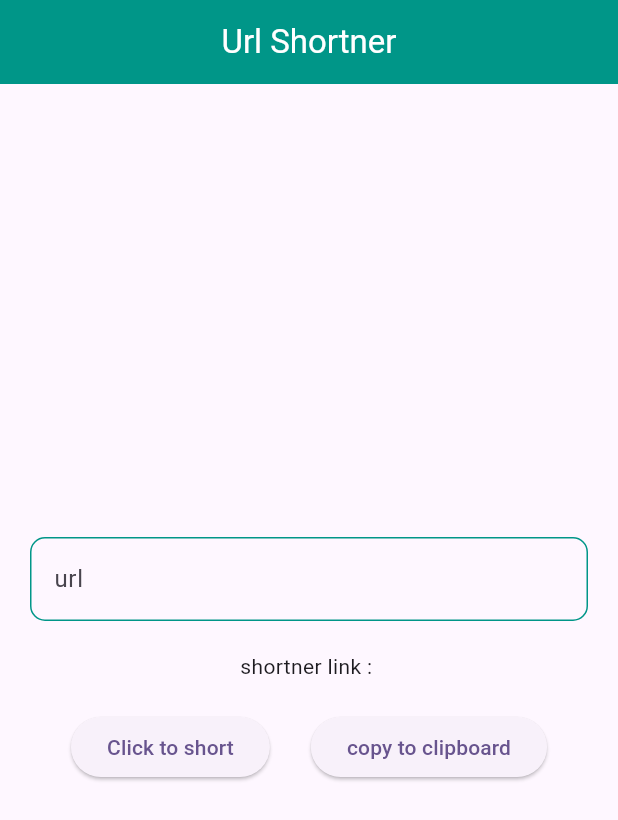
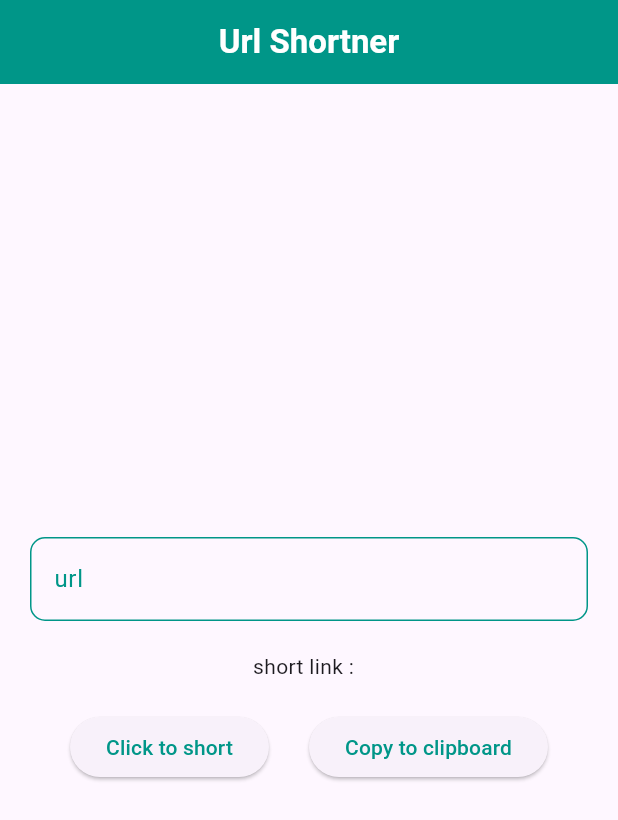
Before and after one commit to shadu-rz/shortner-url-app, a Flutter app: the screen it shows after launch, on a phone screen of 412 x 824 dp. Shown: the top 820 px of the screen. Run offline on Flutter 3.47's test engine with Material 2 defaults, Android fonts, the phone set to English and light mode, and no system bars; missing offline and left inert: clipboard.

Commit message:
colors changed

```diff
--- a/lib/home.dart
+++ b/lib/home.dart
@@ -40,6 +40,7 @@ class _HomePageState extends State<HomePage> {
           'Url Shortner',
           style: TextStyle(
             color: Colors.white,
+            fontWeight: FontWeight.bold,
           ),
         ),
       ),
@@ -51,7 +52,12 @@ class _HomePageState extends State<HomePage> {
             TextFormField(
               controller: urlController,
               decoration: InputDecoration(
-                label: const Text('url'),
+                label: const Text(
+                  'url',
+                  style: TextStyle(
+                    color: Colors.teal,
+                  ),
+                ),
                 hintText: 'enter url',
                 enabledBorder: OutlineInputBorder(
                     borderSide: const BorderSide(color: Colors.teal),
@@ -64,7 +70,7 @@ class _HomePageState extends State<HomePage> {
             const SizedBox(
               height: 20,
             ),
-            Text('shortner link : $shortLink'),
+            Text('short link :  $shortLink'),
             const SizedBox(
               height: 20,
             ),
@@ -75,13 +81,23 @@ class _HomePageState extends State<HomePage> {
                   onPressed: () {
                     getData();
                   },
-                  child: const Text('Click to short'),
+                  child: const Text(
+                    'Click to short',
+                    style: TextStyle(
+                      color: Colors.teal,
+                    ),
+                  ),
                 ),
                 ElevatedButton(
                   onPressed: () {
                     FlutterClipboard.copy(shortLink);
                   },
-                  child: const Text('copy to clipboard'),
+                  child: const Text(
+                    'Copy to clipboard',
+                    style: TextStyle(
+                      color: Colors.teal,
+                    ),
+                  ),
                 ),
               ],
             )
```
